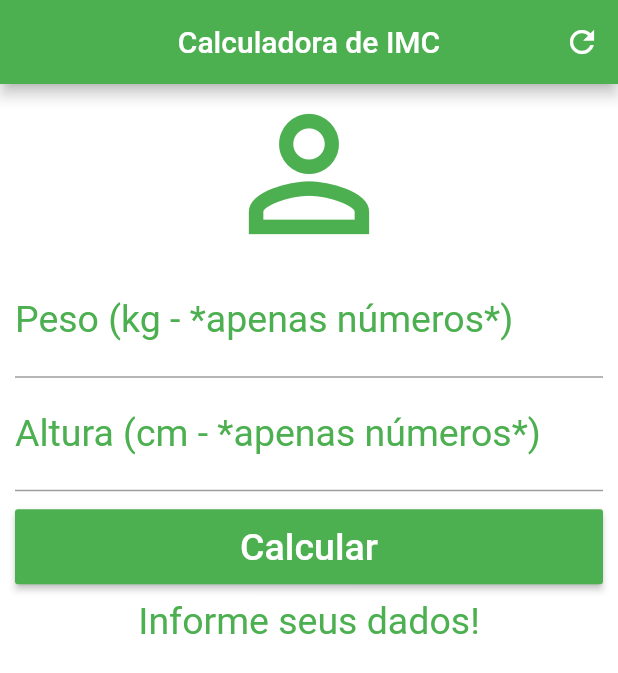
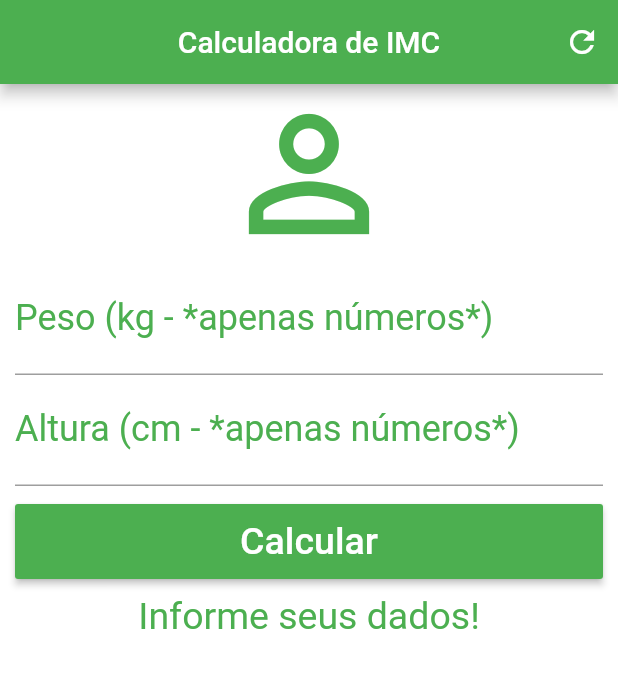
Before and after one commit to Fernando-Braulio/calculadora_imc_flutter, a Flutter app: the screen it shows after launch, on a phone screen of 412 x 824 dp. Shown: the top 673 px of the screen. Run offline on Flutter 3.47's test engine with Material 2 defaults, Android fonts, the phone set to English and light mode, and no system bars.

Commit message:
alter size text

```diff
--- a/lib/main.dart
+++ b/lib/main.dart
@@ -87,7 +87,7 @@ class _HomeState extends State<Home> {
               textAlign: TextAlign.center,
               style: TextStyle(
                   color: Colors.green,
-                  fontSize: 25.0
+                  fontSize: 24.0
               ),
               controller: weightController,
             ),
@@ -102,7 +102,7 @@ class _HomeState extends State<Home> {
               textAlign: TextAlign.center,
               style: TextStyle(
                   color: Colors.green,
-                  fontSize: 25.0
+                  fontSize: 24.0
               ),
               controller: heightController,
             ),
```
